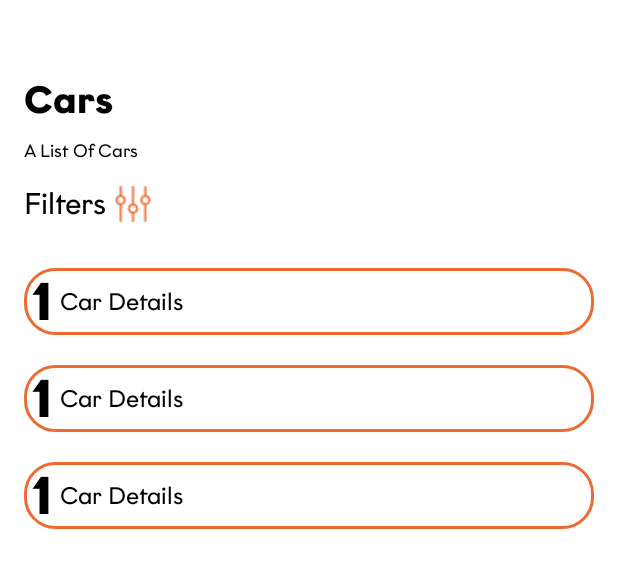
After one commit to timkwali/User-Data, an Android app: the layout fragment_cars.xml on its own in the app's theme, with its tools: preview values and no code run, on a phone screen of 412 x 824 dp. The commit adds this screen. Shown: the top 568 px of the screen. Run offline under Robolectric (Android 15) with nearby library versions, the phone set to English and light mode, and no system bars; Roboto replaces fonts that are not available here.

Commit message:
add cars list fragment

```diff
--- /dev/null
+++ b/app/src/main/java/com/example/timringtimkwali/adapters/CarsListRVAdapter.kt
@@ -0,0 +1,4 @@
+package com.example.timringtimkwali.adapters
+
+class CarsListRVAdapter {
+}
--- /dev/null
+++ b/app/src/main/java/com/example/timringtimkwali/ui/cars/CarsFragment.kt
@@ -0,0 +1,28 @@
+package com.example.timringtimkwali.ui.cars
+
+import android.os.Bundle
+import androidx.fragment.app.Fragment
+import android.view.LayoutInflater
+import android.view.View
+import android.view.ViewGroup
+import com.example.timringtimkwali.R
+import com.example.timringtimkwali.databinding.FragmentCarsBinding
+
+class CarsFragment : Fragment() {
+
+    private var _binding: FragmentCarsBinding? = null
+    private val binding get() = _binding
+
+    override fun onCreateView(inflater: LayoutInflater, container: ViewGroup?,
+                              savedInstanceState: Bundle?): View? {
+        // Inflate the layout for this fragment
+        _binding = FragmentCarsBinding.inflate(inflater, container, false)
+        return _binding!!.root
+    }
+
+    override fun onActivityCreated(savedInstanceState: Bundle?) {
+        super.onActivityCreated(savedInstanceState)
+
+
+    }
+}
--- /dev/null
+++ b/app/src/main/res/drawable/orange_border_bg.xml
@@ -0,0 +1,6 @@
+<?xml version="1.0" encoding="utf-8"?>
+<shape xmlns:android="http://schemas.android.com/apk/res/android">
+    <solid android:color="@color/white"/>
+    <stroke android:color="@color/orange" android:width="2dp"/>
+    <corners android:radius="20dp"/>
+</shape>
--- /dev/null
+++ b/app/src/main/res/layout/cars_list_template.xml
@@ -0,0 +1,38 @@
+<?xml version="1.0" encoding="utf-8"?>
+<androidx.constraintlayout.widget.ConstraintLayout
+    xmlns:android="http://schemas.android.com/apk/res/android"
+    xmlns:app="http://schemas.android.com/apk/res-auto"
+    xmlns:tools="http://schemas.android.com/tools"
+    android:layout_width="match_parent"
+    android:layout_height="wrap_content"
+    android:layout_marginVertical="10dp"
+    android:background="@drawable/orange_border_bg">
+
+    <TextView
+        android:id="@+id/cars_serialNumber_tv"
+        android:layout_width="wrap_content"
+        android:layout_height="wrap_content"
+        android:fontFamily="@font/graphit_bold"
+        android:paddingHorizontal="5dp"
+        android:text="@string/_1"
+        android:textColor="@color/black"
+        android:textSize="35sp"
+        app:layout_constraintStart_toStartOf="parent"
+        app:layout_constraintTop_toTopOf="parent" />
+
+    <TextView
+        android:id="@+id/cars_carDetails_tv"
+        android:layout_width="0dp"
+        android:layout_height="wrap_content"
+        android:text="@string/car_details"
+        android:textColor="@color/black"
+        android:textSize="16sp"
+        android:fontFamily="@font/graphit_regular"
+        android:gravity="start|top"
+        android:paddingEnd="5dp"
+        app:layout_constraintBottom_toBottomOf="parent"
+        app:layout_constraintEnd_toEndOf="parent"
+        app:layout_constraintStart_toEndOf="@+id/cars_serialNumber_tv"
+        app:layout_constraintTop_toTopOf="parent" />
+
+</androidx.constraintlayout.widget.ConstraintLayout>
--- /dev/null
+++ b/app/src/main/res/layout/fragment_cars.xml
@@ -0,0 +1,60 @@
+<?xml version="1.0" encoding="utf-8"?>
+<androidx.constraintlayout.widget.ConstraintLayout xmlns:android="http://schemas.android.com/apk/res/android"
+    xmlns:app="http://schemas.android.com/apk/res-auto"
+    xmlns:tools="http://schemas.android.com/tools"
+    android:layout_width="match_parent"
+    android:layout_height="match_parent"
+    android:paddingHorizontal="16dp"
+    tools:context=".ui.cars.CarsFragment">
+
+    <TextView
+        android:id="@+id/cars_heading_tv"
+        android:layout_width="wrap_content"
+        android:layout_height="wrap_content"
+        android:layout_marginTop="50dp"
+        android:fontFamily="@font/graphit_bold"
+        android:text="@string/cars"
+        android:textColor="@color/black"
+        android:textSize="25sp"
+        android:textStyle="bold"
+        app:layout_constraintStart_toStartOf="parent"
+        app:layout_constraintTop_toTopOf="parent" />
+
+    <TextView
+        android:id="@+id/cars_subheading_tv"
+        android:layout_width="wrap_content"
+        android:layout_height="wrap_content"
+        android:layout_marginTop="10dp"
+        android:fontFamily="@font/graphit_regular"
+        android:text="@string/a_list_of_cars"
+        android:textColor="@color/black"
+        android:textSize="12sp"
+        app:layout_constraintStart_toStartOf="parent"
+        app:layout_constraintTop_toBottomOf="@+id/cars_heading_tv" />
+
+    <TextView
+        android:id="@+id/cars_filters_tv"
+        android:layout_width="wrap_content"
+        android:layout_height="wrap_content"
+        android:layout_marginTop="15dp"
+        android:drawablePadding="5dp"
+        android:fontFamily="@font/graphit_regular"
+        android:text="@string/filters"
+        android:textColor="@color/black"
+        android:textSize="20sp"
+        app:drawableEndCompat="@drawable/settings"
+        app:layout_constraintStart_toStartOf="parent"
+        app:layout_constraintTop_toBottomOf="@+id/cars_subheading_tv" />
+
+    <androidx.recyclerview.widget.RecyclerView
+        android:id="@+id/cars_carsList_rv"
+        android:layout_width="match_parent"
+        android:layout_height="0dp"
+        android:layout_marginTop="20dp"
+        app:layout_constraintBottom_toBottomOf="parent"
+        app:layout_constraintEnd_toEndOf="parent"
+        app:layout_constraintStart_toStartOf="parent"
+        app:layout_constraintTop_toBottomOf="@+id/cars_filters_tv"
+        tools:listitem="@layout/cars_list_template"/>
+
+</androidx.constraintlayout.widget.ConstraintLayout>
--- a/app/src/main/res/values/strings.xml
+++ b/app/src/main/res/values/strings.xml
@@ -10,4 +10,8 @@
     <string name="countries">Countries</string>
     <string name="colors">Colors</string>
     <string name="cars">Cars</string>
+    <string name="a_list_of_cars">A List Of Cars</string>
+    <string name="filters">Filters</string>
+    <string name="_1">1</string>
+    <string name="car_details">Car Details</string>
 </resources>
```
Also changed, not shown: app/src/main/res/drawable-v24/settings.png (added).
